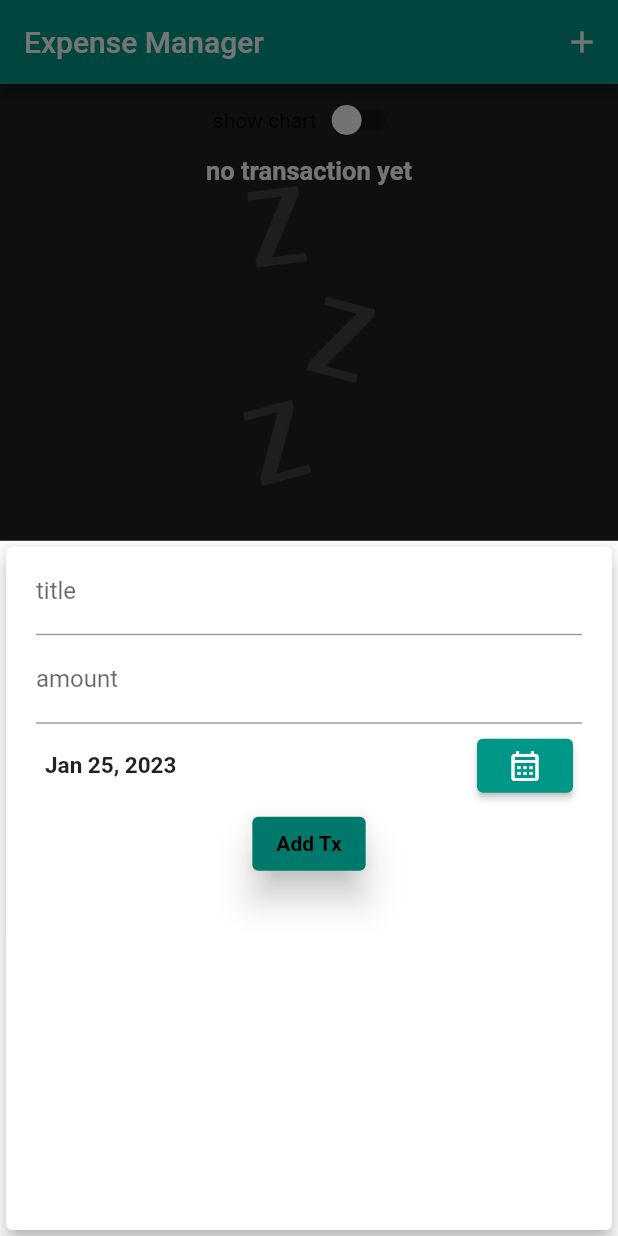
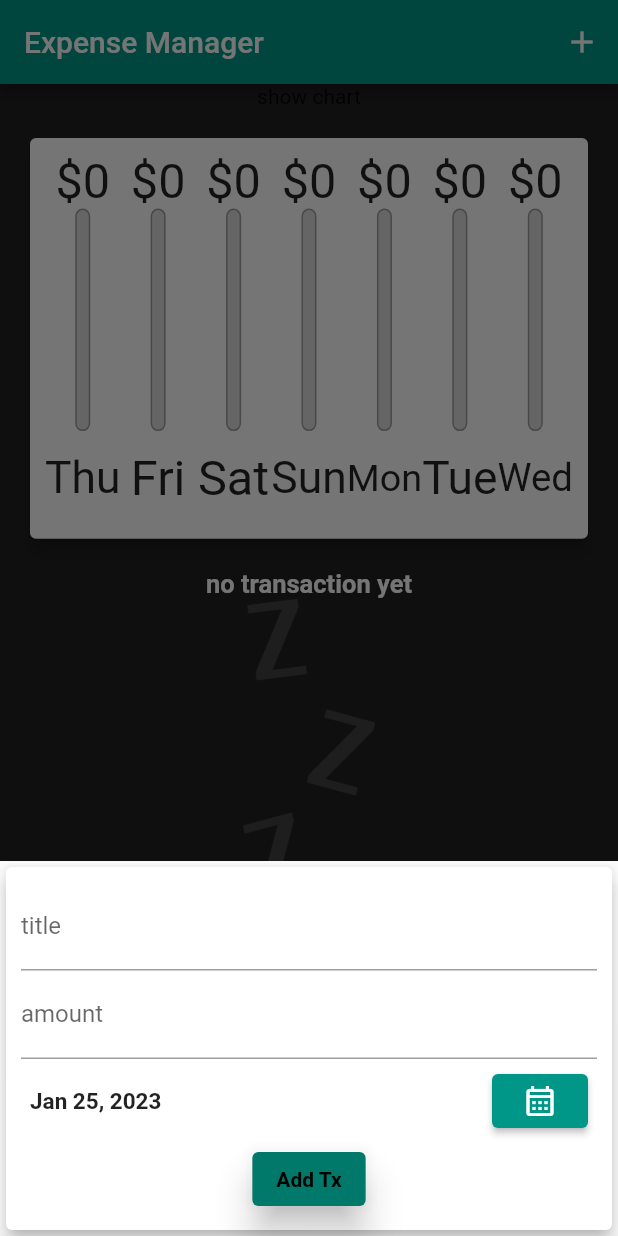
Before and after one commit to azutsavv/expense_app, a Flutter app: the screen it shows after launch, after a tap on the "add" icon, on a phone screen of 412 x 824 dp. Run offline on Flutter 3.47's test engine with Material 2 defaults, Android fonts, the phone set to English and light mode, and no system bars; our stand-ins replace google_fonts; Roboto replaces fonts that are missing (TextStyle).

Commit message:
orientaion based show chart option created

```diff
--- a/lib/widgets/homepage.dart
+++ b/lib/widgets/homepage.dart
@@ -27,6 +27,8 @@ class _homepageState extends State<homepage> {
   bool _show_chart = false;
   @override
   Widget build(BuildContext context) {
+    final orientaion =
+        MediaQuery.of(context).orientation == Orientation.landscape;
     final appbar = AppBar(
       title: Text('Expense Manager'),
       actions: [
@@ -35,6 +37,13 @@ class _homepageState extends State<homepage> {
             icon: Icon(Icons.add))
       ],
     );
+    final trans_widget=Container(    // transaction list widget//
+                    height: (MediaQuery.of(context).size.height -
+                            appbar.preferredSize.height -
+                            MediaQuery.of(context).padding.top) *
+                        0.6,
+                    child: SingleChildScrollView(
+                        child: transaction_list(_usertransaction, _deletetrnx)));
     return SafeArea(
         child: Scaffold(
       extendBodyBehindAppBar: false,
@@ -47,7 +56,9 @@ class _homepageState extends State<homepage> {
               mainAxisAlignment: MainAxisAlignment.center,
               children: [
                 Text('show chart'),
+                if (orientaion)
                   Switch(
+                    // new way added to flutter in 2.2.2 we can use if function to check the condition without using paraenthesis {} if contditon holds true then it will be executed otherwise no
                     value: _show_chart,
                     onChanged: (value) {
                       setState(() {
@@ -57,20 +68,21 @@ class _homepageState extends State<homepage> {
                   )
               ],
             ),
-            _show_chart ? Container(
+            if(!orientaion) Container(
+                    height: (MediaQuery.of(context).size.height -
+                            appbar.preferredSize.height -
+                            MediaQuery.of(context).padding.top) *
+                        0.4,
+                    child: Chart(_usertransaction)),
+                    if(!orientaion)trans_widget,
+            if(orientaion)_show_chart
+                ? Container(
                     height: (MediaQuery.of(context).size.height -
                             appbar.preferredSize.height -
                             MediaQuery.of(context).padding.top) *
                         0.4,
                     child: Chart(_usertransaction))
-                :Container(
-
-                height: (MediaQuery.of(context).size.height -
-                        appbar.preferredSize.height -
-                        MediaQuery.of(context).padding.top) *
-                    0.6,
-                child: SingleChildScrollView(
-                  child: transaction_list(_usertransaction, _deletetrnx)))
+                : trans_widget
           ]),
         ),
       ),
--- a/lib/widgets/new_transaction.dart
+++ b/lib/widgets/new_transaction.dart
@@ -53,11 +53,16 @@ class _new_transactionState extends State<new_transaction> {
 
   @override
   Widget build(BuildContext context) {
-    return Card(
+    return SingleChildScrollView(
+      child: Card(
         elevation: 5,
         child: Container(
-        margin: EdgeInsets.only(left: 10, right: 10),
-        padding: EdgeInsets.only(left: 10, right: 10),
+          //margin: EdgeInsets.only(left: 10, right: 10),
+          padding: EdgeInsets.only(
+            left: 10,
+            right: 10,
+            top: 10 ,
+            bottom:MediaQuery.of(context).viewInsets.bottom +10 ),
           child: Column(
             children: [
               TextField(
@@ -105,6 +110,7 @@ class _new_transactionState extends State<new_transaction> {
             ],
           ),
         ),
+      ),
     );
   }
 }
```
Lines whose indentation alone changed are shown as unchanged.
